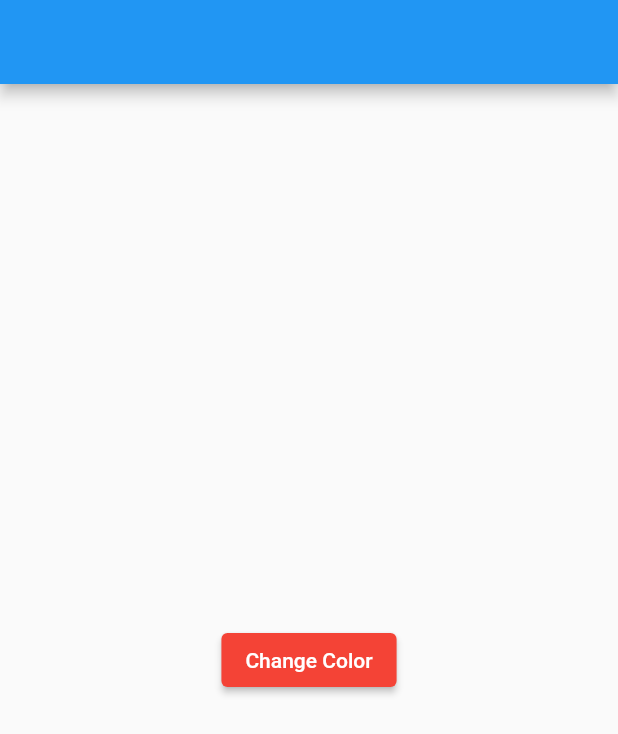
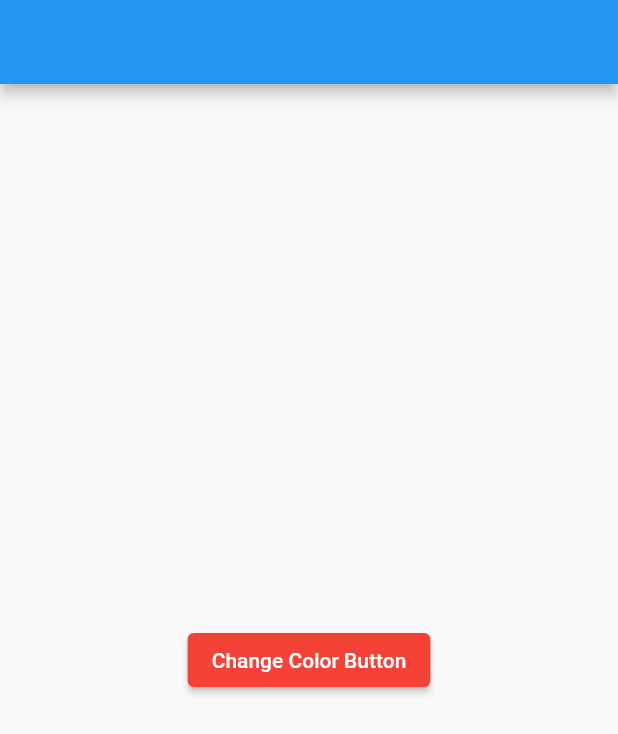
Before and after one commit to shakilattar/Flutter-setState-Example, a Flutter app: the screen it shows after launch, on a phone screen of 412 x 824 dp. Shown: the top 734 px of the screen. Run offline on Flutter 3.47's test engine with Material 2 defaults, Android fonts, the light colour scheme and no system bars.

```diff
--- a/set_state_example/lib/main.dart
+++ b/set_state_example/lib/main.dart
@@ -47,7 +47,7 @@ class _MyHomePageState extends State<MyHomePage> {
               style: ElevatedButton.styleFrom(
                 backgroundColor: _hasBeenPressed ? Colors.green : Colors.red,
               ),
-              child: const Text('Change Color'),
+              child: const Text('Change Color Button'),
             ),
           ],
         ),
```
